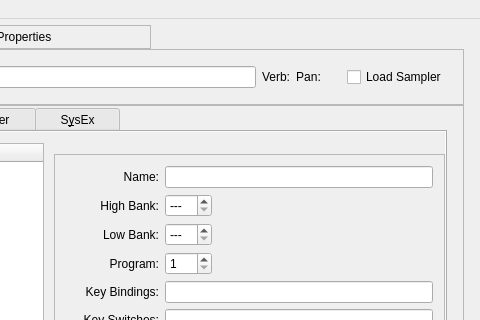
Before: the Qt Designer form los/instruments/editinstrumentbase.ui in falkTX/los, drawn with Qt 5; both pictures show x 520 to 1000 and y 0 to 320 of the 1000 by 621 pixel window.
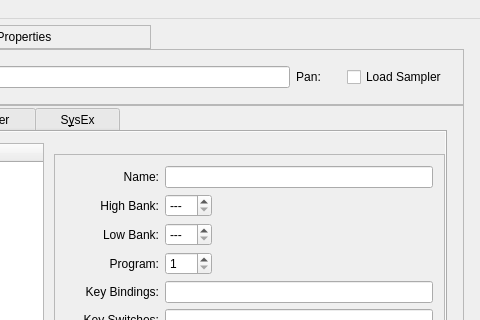
After: the same form once the commit is applied.

```diff
--- a/los/instruments/editinstrumentbase.ui
+++ b/los/instruments/editinstrumentbase.ui
@@ -423,23 +423,6 @@
            </item>
           </layout>
          </item>
-         <item>
-          <widget class="QLabel" name="label_13">
-           <property name="text">
-            <string>Verb:</string>
-           </property>
-           <property name="alignment">
-            <set>Qt::AlignCenter</set>
-           </property>
-          </widget>
-         </item>
-         <item>
-          <layout class="QVBoxLayout" name="auxBox">
-           <property name="spacing">
-            <number>0</number>
-           </property>
-          </layout>
-         </item>
          <item>
           <widget class="QLabel" name="label_12">
            <property name="minimumSize">
```
Left out of the diff: 44 changed lines with no effect on the pictures.
